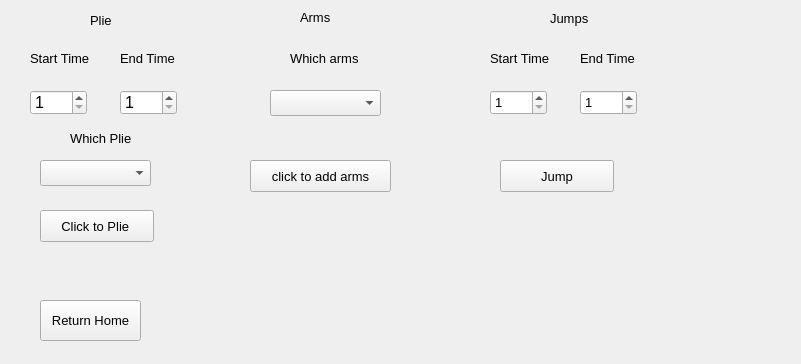
cnbdragon/GundamPy, file resources/widget/PhysicWidget/Widget.ui: the form before one commit.
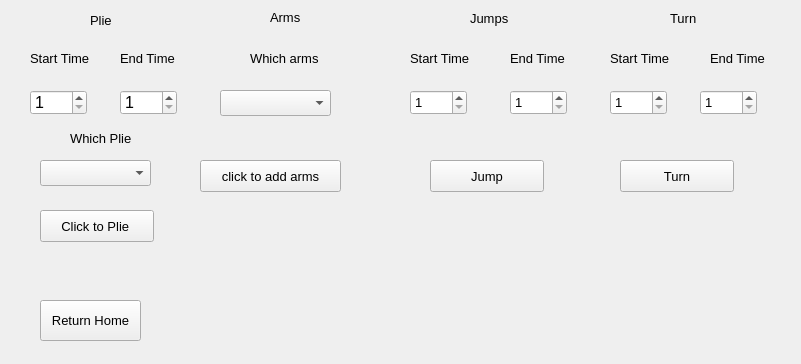
The form after the commit.

Commit message: change feet to fifth and from fifth, in testing mode for it

What changed in the file:
```diff
--- a/resources/widget/PhysicWidget/Widget.ui
+++ b/resources/widget/PhysicWidget/Widget.ui
@@ -190,7 +190,7 @@
   <widget class="QLabel" name="armLabel">
    <property name="geometry">
     <rect>
-     <x>300</x>
+     <x>270</x>
      <y>10</y>
      <width>62</width>
      <height>16</height>
@@ -209,7 +209,7 @@
   <widget class="QComboBox" name="armBox">
    <property name="geometry">
     <rect>
-     <x>270</x>
+     <x>220</x>
      <y>90</y>
      <width>111</width>
      <height>26</height>
@@ -219,7 +219,7 @@
   <widget class="QPushButton" name="armBtn">
    <property name="geometry">
     <rect>
-     <x>250</x>
+     <x>200</x>
      <y>160</y>
      <width>141</width>
      <height>32</height>
@@ -238,7 +238,7 @@
   <widget class="QPushButton" name="jumpBtn">
    <property name="geometry">
     <rect>
-     <x>500</x>
+     <x>430</x>
      <y>160</y>
      <width>114</width>
      <height>32</height>
@@ -257,7 +257,7 @@
   <widget class="QSpinBox" name="startTimeBox_2">
    <property name="geometry">
     <rect>
-     <x>490</x>
+     <x>410</x>
      <y>90</y>
      <width>57</width>
      <height>25</height>
@@ -267,7 +267,7 @@
     <number>1</number>
    </property>
    <property name="maximum">
-    <number>200</number>
+    <number>400</number>
    </property>
    <property name="value">
     <number>1</number>
@@ -276,7 +276,7 @@
   <widget class="QSpinBox" name="endTimeBox_2">
    <property name="geometry">
     <rect>
-     <x>580</x>
+     <x>510</x>
      <y>90</y>
      <width>57</width>
      <height>25</height>
@@ -286,7 +286,7 @@
     <number>1</number>
    </property>
    <property name="maximum">
-    <number>200</number>
+    <number>400</number>
    </property>
    <property name="value">
     <number>1</number>
@@ -295,7 +295,7 @@
   <widget class="QLabel" name="label">
    <property name="geometry">
     <rect>
-     <x>290</x>
+     <x>250</x>
      <y>50</y>
      <width>71</width>
      <height>16</height>
@@ -316,7 +316,7 @@
   <widget class="QLabel" name="label_2">
    <property name="geometry">
     <rect>
-     <x>550</x>
+     <x>470</x>
      <y>10</y>
      <width>62</width>
      <height>16</height>
@@ -335,7 +335,7 @@
   <widget class="QLabel" name="startLabel_2">
    <property name="geometry">
     <rect>
-     <x>490</x>
+     <x>410</x>
      <y>50</y>
      <width>71</width>
      <height>16</height>
@@ -354,7 +354,7 @@
   <widget class="QLabel" name="endLabel_2">
    <property name="geometry">
     <rect>
-     <x>580</x>
+     <x>510</x>
      <y>50</y>
      <width>62</width>
      <height>16</height>
@@ -370,6 +370,120 @@
     <string>End Time</string>
    </property>
   </widget>
+  <widget class="QPushButton" name="turnBtn">
+   <property name="geometry">
+    <rect>
+     <x>620</x>
+     <y>160</y>
+     <width>114</width>
+     <height>32</height>
+    </rect>
+   </property>
+   <property name="font">
+    <font>
+     <family>Arial</family>
+     <pointsize>10</pointsize>
+    </font>
+   </property>
+   <property name="text">
+    <string>Turn</string>
+   </property>
+  </widget>
+  <widget class="QSpinBox" name="startTimeBox_3">
+   <property name="geometry">
+    <rect>
+     <x>610</x>
+     <y>90</y>
+     <width>57</width>
+     <height>25</height>
+    </rect>
+   </property>
+   <property name="minimum">
+    <number>1</number>
+   </property>
+   <property name="maximum">
+    <number>400</number>
+   </property>
+   <property name="value">
+    <number>1</number>
+   </property>
+  </widget>
+  <widget class="QSpinBox" name="endTimeBox_3">
+   <property name="geometry">
+    <rect>
+     <x>700</x>
+     <y>90</y>
+     <width>57</width>
+     <height>25</height>
+    </rect>
+   </property>
+   <property name="minimum">
+    <number>1</number>
+   </property>
+   <property name="maximum">
+    <number>400</number>
+   </property>
+   <property name="value">
+    <number>1</number>
+   </property>
+  </widget>
+  <widget class="QLabel" name="startLabel_3">
+   <property name="geometry">
+    <rect>
+     <x>610</x>
+     <y>50</y>
+     <width>71</width>
+     <height>16</height>
+    </rect>
+   </property>
+   <property name="font">
+    <font>
+     <family>Arial</family>
+     <pointsize>10</pointsize>
+    </font>
+   </property>
+   <property name="text">
+    <string>Start Time</string>
+   </property>
+  </widget>
+  <widget class="QLabel" name="endLabel_3">
+   <property name="geometry">
+    <rect>
+     <x>710</x>
+     <y>50</y>
+     <width>62</width>
+     <height>16</height>
+    </rect>
+   </property>
+   <property name="font">
+    <font>
+     <family>Arial</family>
+     <pointsize>10</pointsize>
+    </font>
+   </property>
+   <property name="text">
+    <string>End Time</string>
+   </property>
+  </widget>
+  <widget class="QLabel" name="label_3">
+   <property name="geometry">
+    <rect>
+     <x>670</x>
+     <y>10</y>
+     <width>62</width>
+     <height>16</height>
+    </rect>
+   </property>
+   <property name="font">
+    <font>
+     <family>Arial</family>
+     <pointsize>10</pointsize>
+    </font>
+   </property>
+   <property name="text">
+    <string>Turn</string>
+   </property>
+  </widget>
  </widget>
  <resources/>
  <connections/>
```
Left out of the diff: 4 changed lines with no effect on the pictures. The commit also changes 2 other files.
